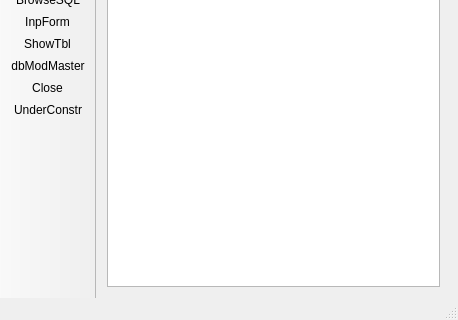
Above: mainwindow.ui from mainster/WorktimeManager before the change; both pictures show x 0 to 458 and y 148 to 468 of the 458 by 468 pixel window. Below: the same form after it.
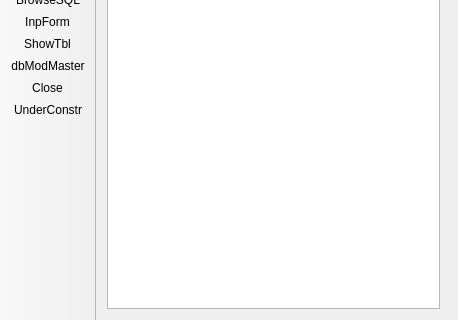
That is the form after the change. Icons and pictures are not drawn.

What changed in the file:
```diff
--- a/mainwindow.ui
+++ b/mainwindow.ui
@@ -116,7 +116,6 @@
    <addaction name="actButClose"/>
    <addaction name="actButUnderConstr"/>
   </widget>
-  <widget class="QStatusBar" name="statusBar"/>
   <widget class="QToolBar" name="toolBar">
    <property name="windowTitle">
     <string>toolBar</string>
```
Left out of the diff: 3 changed lines with no effect on the pictures.
